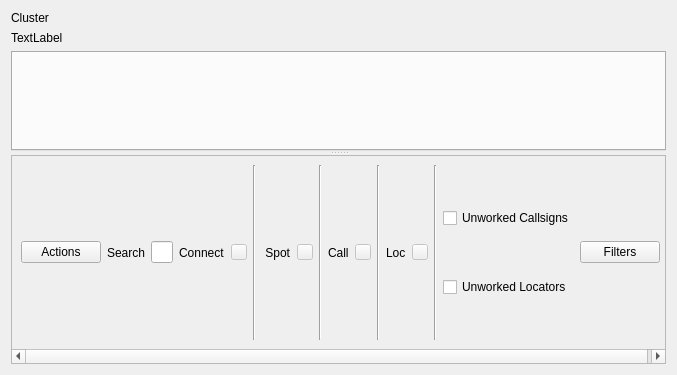
First picture: the form in mqt/MqtLogger/clusterclientframe.ui, repository Rsclub22/Minos2-Mirror, before the edit.
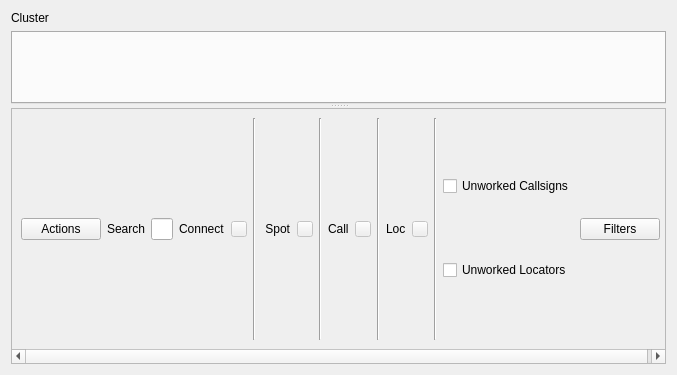
Second picture: the form after the edit. Custom widgets are drawn as their Qt base class.

Commit message: implement Radio Status Indicator in bandmap, add radio error message to bandmap, tweak the mouse in frame message in clusterclientframe and bandmapclientframe

Patch:
```diff
--- a/mqt/MqtLogger/clusterclientframe.ui
+++ b/mqt/MqtLogger/clusterclientframe.ui
@@ -46,13 +46,6 @@
          </property>
         </widget>
        </item>
-       <item>
-        <widget class="QLabel" name="clusterClientFrameTitle2">
-         <property name="text">
-          <string>TextLabel</string>
-         </property>
-        </widget>
-       </item>
        <item>
         <widget class="QLogTabWidget" name="dxSpotTab">
          <property name="focusPolicy">
@@ -81,7 +74,7 @@
          <x>0</x>
          <y>0</y>
          <width>657</width>
-         <height>243</height>
+         <height>200</height>
         </rect>
        </property>
        <layout class="QHBoxLayout" name="horizontalLayout">
```
The commit also changes 5 other files.
